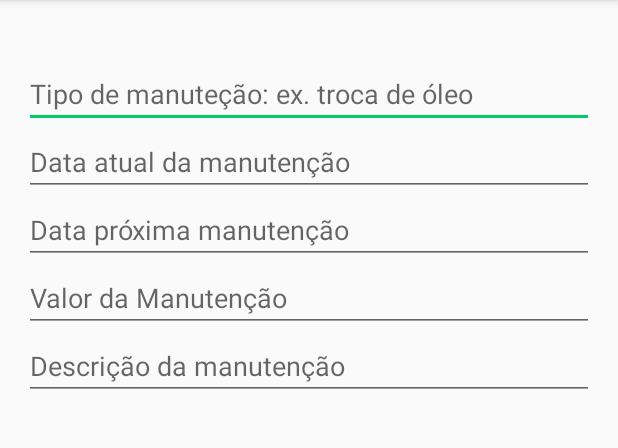
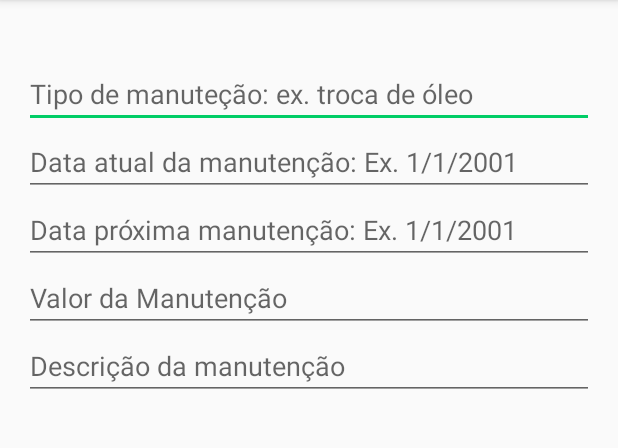
Before and after one commit to Thiago95/AndroidStudioProjects, an Android app: the CadastroManutencaoActivity screen opened directly, with no data from a screen before it, on a phone screen of 412 x 824 dp, the part 84-532 px from its top. Run offline under Robolectric (Android 15) with nearby library versions, the phone set to English and light mode, and no system bars; our stand-ins replace Firebase (no records; nobody signed in at launch, a user with empty details on screens opened directly); 1 statement that could not run was skipped.

Commit message:
ALGUMAS ALTERAÇÕES NO CADASTRO

```diff
--- a/MMaqApp/app/src/main/res/layout/activity_cadastro_funcionario.xml
+++ b/MMaqApp/app/src/main/res/layout/activity_cadastro_funcionario.xml
@@ -80,7 +80,7 @@
                 android:id="@+id/edtCadFuncDataAdmissao"
                 android:layout_width="match_parent"
                 android:layout_height="wrap_content"
-                android:hint="Data da Admissão"
+                android:hint="Data da Admissão: Ex. 1/1/2001"
                 android:inputType="date" />
 
             <EditText
--- a/MMaqApp/app/src/main/res/layout/activity_cadastro_manutencao.xml
+++ b/MMaqApp/app/src/main/res/layout/activity_cadastro_manutencao.xml
@@ -37,14 +37,14 @@
                 android:id="@+id/edtCadDataAtualManutencao"
                 android:layout_width="match_parent"
                 android:layout_height="wrap_content"
-                android:hint="Data atual da manutenção"
+                android:hint="Data atual da manutenção: Ex. 1/1/2001"
                 android:inputType="date" />
 
             <EditText
                 android:id="@+id/edtCadDataProximaManutencao"
                 android:layout_width="match_parent"
                 android:layout_height="wrap_content"
-                android:hint="Data próxima manutenção"
+                android:hint="Data próxima manutenção: Ex. 1/1/2001"
                 android:inputType="date" />
 
             <EditText
--- a/MMaqApp/app/src/main/res/layout/activity_cadastro_maquinario.xml
+++ b/MMaqApp/app/src/main/res/layout/activity_cadastro_maquinario.xml
@@ -60,7 +60,7 @@
                 android:id="@+id/edtCadMaqDataAquisicao"
                 android:layout_width="match_parent"
                 android:layout_height="wrap_content"
-                android:hint="Data da Compra"
+                android:hint="Data da Compra: Ex. 1/1/2001"
                 android:inputType="date" />
 
 
```
Also changed, not shown: MMaqApp/app/src/main/java/com/theagobueno/mmaqapp/Controller/CadastroMaquinarioActivity.java (+12 -15 lines).
